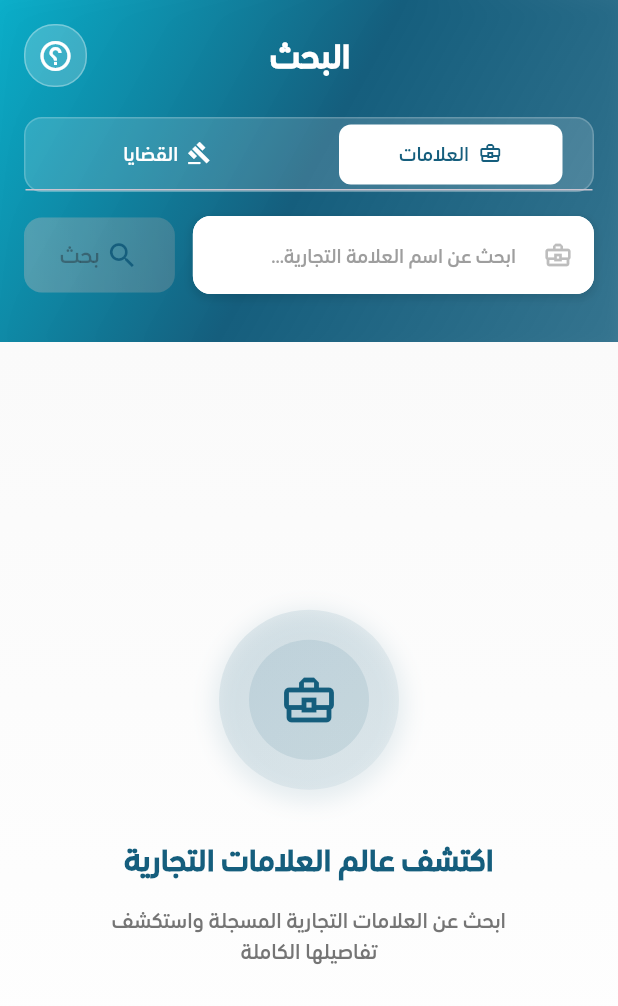
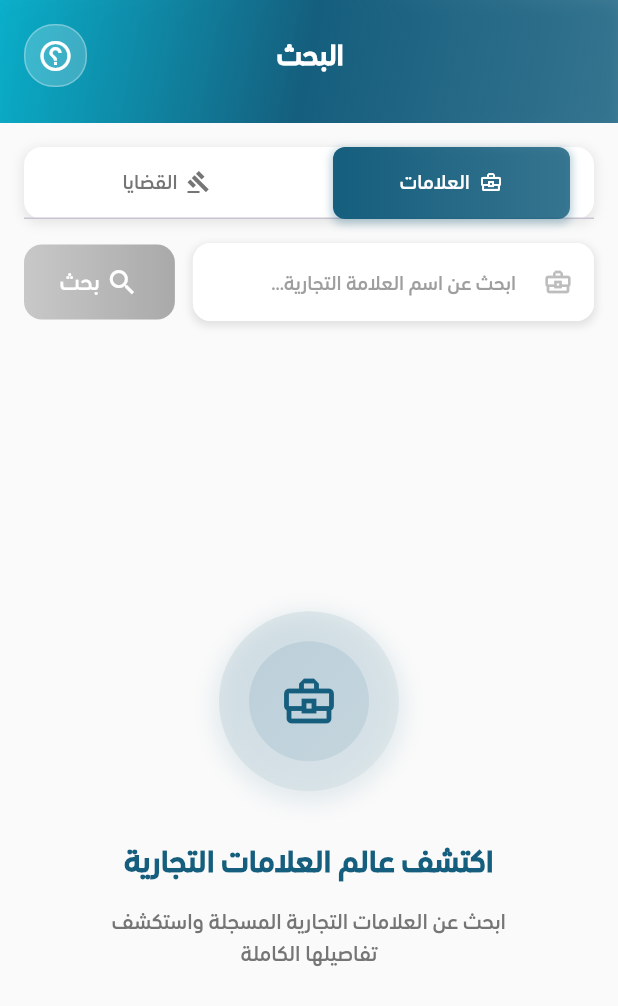
Before and after one commit to dokkangithub/ky-trademarks--flutter, a Flutter app: the SearchScreen screen opened directly, on a phone screen of 412 x 824 dp. Shown: the top 1006 px of the screen. Run offline on Flutter 3.47's test engine with Material 3 defaults, Android fonts, the phone set to English and light mode, and no system bars; drawn by our look-alikes of oktoast; our stand-ins replace animated_bottom_navigation_bar, cached_network_image, carousel_slider, chewie, cloud_firestore, connectivity_plus and 23 more; missing offline and left inert: dart:html, dart:ui_web, flutter_chat_ui, image_network, simple_grid, tutorial_coach_mark; accounts and stored records are empty.

Commit message:
feat: Improve mobile search UI design
🎨 Design Enhancement:
- Moved search tabs and search field outside the blue header section
- Enhanced tabs with better styling, gradient indicators, and shadows
- Improved search button with gradient colors and better UX
- Separated header, search controls, and results sections

📱 Mobile UI Improvements:
- Clean blue header with only title and tutorial button
- White search controls section with proper spacing
- Modern tab styling with primary gradient selection
- Enhanced search field with improved visual feedback
- Better button states for enabled/disabled search

✨ Visual Updates:
- Added shadows and gradients for modern appearance
- Improved color scheme consistency
- Better spacing and padding throughout
- Enhanced user interaction feedback

```diff
--- a/lib/presentation/Screens/search screen/widgets/mobile_search_view.dart
+++ b/lib/presentation/Screens/search screen/widgets/mobile_search_view.dart
@@ -56,8 +56,11 @@ class _MobileSearchViewState extends State<MobileSearchView> {
   Widget build(BuildContext context) {
     return Column(
       children: [
-        // Enhanced Search Header
+        // Enhanced Search Header (Blue part only)
         _buildMobileSearchHeader(context),
+
+        // Search Controls (Tabs and Search Field)
+        _buildMobileSearchControls(context),
 
         // Search Results Body
         Expanded(
@@ -90,23 +93,30 @@ class _MobileSearchViewState extends State<MobileSearchView> {
       ),
       child: SafeArea(
         child: Padding(
-          padding: const EdgeInsets.all(16),
-          child: Column(
-            children: [
-              // Enhanced Header with gradient background
-              _buildMobileHeaderRow(context),
-              const SizedBox(height: 20),
+          padding: const EdgeInsets.fromLTRB(16, 16, 16, 24),
+          child: _buildMobileHeaderRow(context),
+        ),
+      ),
+    );
+  }
 
-              // Enhanced Search Type Tabs
-              _buildMobileSearchTypeTabs(),
-              const SizedBox(height: 16),
+  Widget _buildMobileSearchControls(BuildContext context) {
+    return Container(
+      color: Colors.grey.shade50,
+      child: Column(
+        children: [
+          // Search Type Tabs
+          Container(
+            padding: const EdgeInsets.all(16),
+            child: _buildMobileSearchTypeTabs(),
+          ),
 
-              // Enhanced Search Field
-              _buildMobileSearchField(context),
-              const SizedBox(height: 16),
-            ],
+          // Search Field
+          Container(
+            padding: const EdgeInsets.fromLTRB(16, 0, 16, 16),
+            child: _buildMobileSearchField(context),
           ),
-        ),
+        ],
       ),
     );
   }
@@ -119,7 +129,7 @@ class _MobileSearchViewState extends State<MobileSearchView> {
         Text(
           "البحث",
           style: TextStyle(
-            fontSize: 24,
+            fontSize: 20,
             color: Colors.white,
             fontWeight: FontWeight.w700,
             fontFamily: StringConstant.fontName,
@@ -158,18 +168,37 @@ class _MobileSearchViewState extends State<MobileSearchView> {
   Widget _buildMobileSearchTypeTabs() {
     return Container(
       decoration: BoxDecoration(
-        color: Colors.white.withValues(alpha: 0.15),
+        color: Colors.white,
         borderRadius: BorderRadius.circular(12),
-        border: Border.all(color: Colors.white.withValues(alpha: 0.2)),
+        boxShadow: [
+          BoxShadow(
+            color: Colors.black.withValues(alpha: 0.08),
+            spreadRadius: 1,
+            blurRadius: 6,
+            offset: const Offset(0, 2),
+          ),
+        ],
       ),
       child: TabBar(
         controller: widget.searchTypeController,
         onTap: widget.onSearchTypeChanged,
         indicator: BoxDecoration(
           borderRadius: BorderRadius.circular(8),
-          color: Colors.white,
+          gradient: LinearGradient(
+            colors: [
+              ColorManager.primary,
+              ColorManager.primary.withValues(alpha: 0.8),
+            ],
+          ),
+          boxShadow: [
+            BoxShadow(
+              color: ColorManager.primary.withValues(alpha: 0.3),
+              spreadRadius: 1,
+              blurRadius: 4,
+              offset: const Offset(0, 2),
+            ),
+          ],
         ),
-        indicatorPadding: const EdgeInsets.all(4),
         labelStyle: TextStyle(
           fontWeight: FontWeight.w600,
           fontSize: 14,
@@ -180,8 +209,8 @@ class _MobileSearchViewState extends State<MobileSearchView> {
           fontSize: 14,
           fontFamily: StringConstant.fontName,
         ),
-        labelColor: ColorManager.primary,
-        unselectedLabelColor: Colors.white,
+        labelColor: Colors.white,
+        unselectedLabelColor: Colors.grey.shade600,
         tabs: [
           Tab(
             child: Row(
@@ -260,16 +289,16 @@ class _MobileSearchViewState extends State<MobileSearchView> {
           decoration: BoxDecoration(
             gradient: LinearGradient(
               colors: widget.searchController.text.trim().length >= 2
-                  ? [Colors.white, Colors.white.withValues(alpha: 0.9)]
-                  : [Colors.white.withValues(alpha: 0.3), Colors.white.withValues(alpha: 0.2)],
+                  ? [ColorManager.primary, ColorManager.primary.withValues(alpha: 0.8)]
+                  : [Colors.grey.shade300, Colors.grey.shade400],
             ),
             borderRadius: BorderRadius.circular(12),
             boxShadow: widget.searchController.text.trim().length >= 2 ? [
               BoxShadow(
-                color: Colors.black.withValues(alpha: 0.1),
+                color: ColorManager.primary.withValues(alpha: 0.3),
                 spreadRadius: 1,
-                blurRadius: 4,
-                offset: const Offset(0, 2),
+                blurRadius: 6,
+                offset: const Offset(0, 3),
               ),
             ] : [],
           ),
@@ -277,9 +306,7 @@ class _MobileSearchViewState extends State<MobileSearchView> {
             onPressed: widget.searchController.text.trim().length >= 2 ? _performSearch : null,
             style: ElevatedButton.styleFrom(
               backgroundColor: Colors.transparent,
-              foregroundColor: widget.searchController.text.trim().length >= 2
-                  ? ColorManager.primary
-                  : Colors.white.withValues(alpha: 0.7),
+              foregroundColor: Colors.white,
               shadowColor: Colors.transparent,
               elevation: 0,
               shape: RoundedRectangleBorder(
@@ -289,7 +316,7 @@ class _MobileSearchViewState extends State<MobileSearchView> {
             child: Row(
               mainAxisSize: MainAxisSize.min,
               children: [
-                Icon(Icons.search, size: 22,color: ColorManager.primary),
+                Icon(Icons.search, size: 22, color: Colors.white),
                 const SizedBox(width: 4),
                 Text(
                   "بحث",
@@ -297,6 +324,7 @@ class _MobileSearchViewState extends State<MobileSearchView> {
                     fontWeight: FontWeight.w600,
                     fontSize: 16,
                     fontFamily: StringConstant.fontName,
+                    color: Colors.white,
                   ),
                 ),
               ],
@@ -387,16 +415,7 @@ class _MobileSearchViewState extends State<MobileSearchView> {
 
   Widget _buildEmptySearchState() {
     return Container(
-      decoration: BoxDecoration(
-        gradient: LinearGradient(
-          begin: Alignment.topCenter,
-          end: Alignment.bottomCenter,
-          colors: [
-            Colors.grey.shade50,
-            Colors.white,
-          ],
-        ),
-      ),
+      color: Colors.grey.shade50,
       child: Center(
         child: SingleChildScrollView(
           padding: const EdgeInsets.all(32),
```
